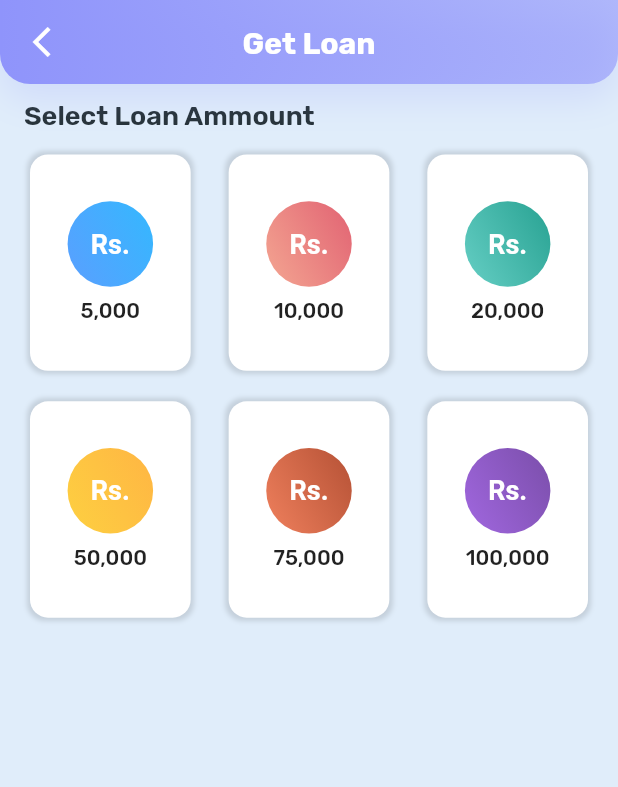
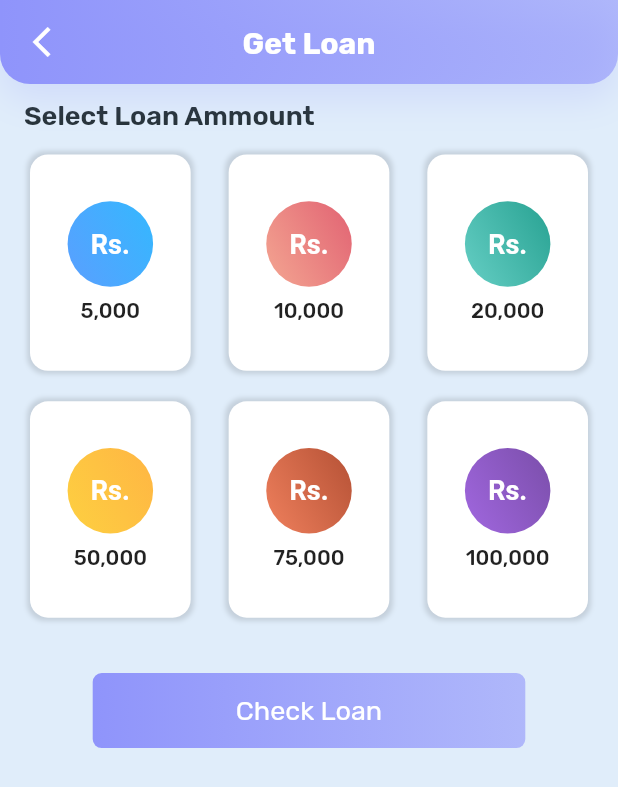
Before and after one commit to jabroochoudhary/Hr_Management_System, a Flutter app: the GetLoanView screen opened directly, on a phone screen of 412 x 824 dp. Shown: the top 787 px of the screen. Run offline on Flutter 3.47's test engine with Material 2 defaults, Android fonts, the light colour scheme and no system bars; our stand-ins replace cloud_firestore, delayed_display, firebase_auth, firebase_core, flutter_datetime_picker, flutter_progress_hud and 9 more; accounts and stored records are empty; Roboto replaces fonts that are missing (Antonio); project files that could hold a hidden picture were left out.

Commit message:
profile remaining

```diff
--- a/lib/Home Module/View/home_screen.dart
+++ b/lib/Home Module/View/home_screen.dart
@@ -54,7 +54,7 @@ class HomeScreen extends StatelessWidget {
 ///////////////////////////////////////
   List empCaption = [
     "Attendence",
-    "Get Loan",
+    "Loan",
     "Reports",
     "Logout",
   ];
--- a/lib/Loan Module/Components/loan_components.dart
+++ b/lib/Loan Module/Components/loan_components.dart
@@ -423,13 +423,14 @@ class LoanComponents {
       height: SizeConfig.heightMultiplier * 12,
       padding: const EdgeInsets.symmetric(horizontal: 10),
       decoration: const BoxDecoration(
+        // color: Colors.red,
         gradient: LinearGradient(
           colors: [
             Colors.white70,
             Colors.white70,
           ],
         ),
-        borderRadius: BorderRadius.all(Radius.circular(8)),
+        borderRadius: BorderRadius.all(Radius.circular(6)),
         boxShadow: [
           BoxShadow(
             color: Color.fromRGBO(143, 148, 251, .2),
--- a/lib/Loan Module/View/get_loan_view.dart
+++ b/lib/Loan Module/View/get_loan_view.dart
@@ -2,6 +2,7 @@ import 'package:delayed_display/delayed_display.dart';
 import 'package:flutter/material.dart';
 import 'package:hr_management_system/Loan%20Module/Components/loan_components.dart';
 import 'package:get/get.dart';
+import 'package:hr_management_system/Loan%20Module/View/loan_record.dart';
 import 'package:hr_management_system/Loan%20Module/view_model/loan_view_model.dart';
 import 'package:hr_management_system/Utils/colors.dart';
 import 'package:hr_management_system/Utils/custom_appbar.dart';
@@ -9,6 +10,7 @@ import 'package:hr_management_system/Utils/size_config.dart';
 
 import '../../Utils/custom_button.dart';
 import '../../Utils/custom_textbox.dart';
+import '../../data_classes/local_data_saver.dart';
 
 class GetLoanView extends StatelessWidget {
   final _controller = Get.put(LoanViewModel());
@@ -111,15 +113,19 @@ class GetLoanView extends StatelessWidget {
                       height: SizeConfig.heightMultiplier * 4,
                     ),
 
-                    // Center(
-                    //   child: CustomButton(
-                    //     callback: () {
-                    //       Navigator.push(context, CustomTransition(LoanRecord()));
-                    //     },
-                    //     title: "Check Loan",
-                    //     width: SizeConfig.widthMultiplier * 70,
-                    //   ),
-                    // ),
+                    Center(
+                      child: CustomButton(
+                        callback: () async {
+                          bool isHr = (await AppLocalDataSaver.getBool(
+                              AppLocalDataSaver.isHRLoginKey))!;
+                          Get.to(() => LoanRecord(
+                                isHr: isHr,
+                              ));
+                        },
+                        title: "Check Loan",
+                        width: SizeConfig.widthMultiplier * 70,
+                      ),
+                    ),
                   ],
                 )
               : Column(
@@ -186,27 +192,3 @@ class GetLoanView extends StatelessWidget {
     );
   }
 }
-
-class CustomTransition extends PageRouteBuilder {
-  final Widget page;
-
-  CustomTransition(this.page)
-      : super(
-          pageBuilder: (
-            BuildContext context,
-            Animation<double> animation,
-            Animation<double> secondaryAnimation,
-          ) =>
-              page,
-          transitionsBuilder: (
-            BuildContext context,
-            Animation<double> animation,
-            Animation<double> secondaryAnimation,
-            Widget child,
-          ) =>
-              FadeTransition(
-            opacity: animation,
-            child: page,
-          ),
-        );
-}
```
Also changed, not shown: lib/Loan Module/View/loan_details.dart (+13 -4 lines), lib/Loan Module/View/loan_record.dart (+15 -6 lines), lib/Loan Module/view_model/loan_view_model.dart (+18 -1 lines).
